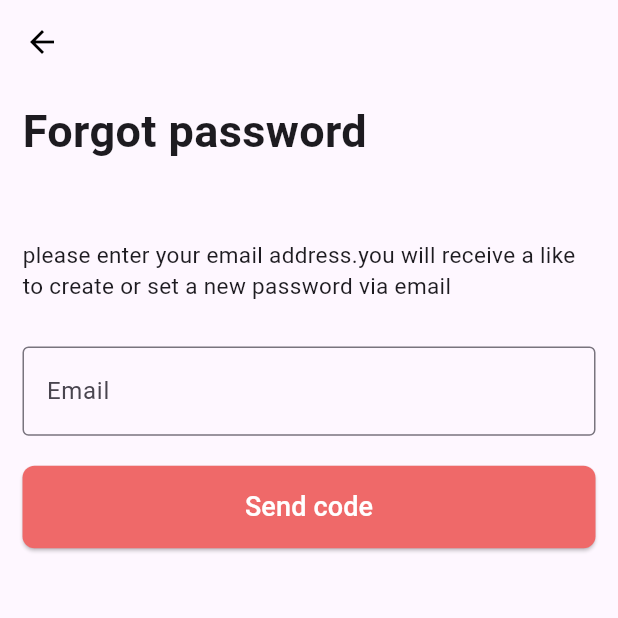
After one commit to dilshan-mp/shopping_store, a Flutter app: the screen it shows after launch, after a tap on "Forgot Password", on a phone screen of 412 x 824 dp, the top half of it. The commit adds this screen. Run offline on Flutter 3.47's test engine with Material 3 defaults, Android fonts, the light colour scheme and no system bars; our stand-ins replace introduction_screen.

Commit message:
forget password page done

```diff
--- a/lib/main.dart
+++ b/lib/main.dart
@@ -19,7 +19,7 @@ class MainApp extends StatelessWidget {
       theme: ThemeData(
         primaryColor:const Color(0xFFEF6969),
       ),
-      home:splashScreen(),
+      home:LoginScreen(),
 
     );
   }
--- a/lib/screen/Signup_screen.dart
+++ b/lib/screen/Signup_screen.dart
@@ -1,4 +1,5 @@
 import 'package:flutter/material.dart';
+import 'package:shopping_store/screen/forget_screen.dart';
 import 'package:shopping_store/screen/home_screen.dart';
 import 'package:shopping_store/screen/login_screen.dart';
 
@@ -54,26 +55,10 @@ class SignUpScreen extends StatelessWidget {
                         suffixIcon: Icon(Icons.remove_red_eye)
                       )
                     ),
-                      Align(
-                        alignment: Alignment.bottomRight,
-                        child: TextButton(
-                          onPressed: (){},
-                          child: const Text(
-                            "Forgot Password",
-                             style: TextStyle(
-                              color: Color(0xFFEf6969),
-                              fontSize: 15
-                              )
-                            )
-                          )
-                        ),
                     const SizedBox(height: 50,),
                      ElevatedButton(
                          onPressed: (){
-                            Navigator.push(
-                              context,
-                              MaterialPageRoute(
-                                builder: (context)=>const LoginScreen()));
+                           ;
                            },
                      style: ElevatedButton.styleFrom(
                               minimumSize: const Size.fromHeight(55),
--- /dev/null
+++ b/lib/screen/forget_screen.dart
@@ -0,0 +1,93 @@
+import 'package:flutter/cupertino.dart';
+import 'package:flutter/material.dart';
+import 'package:shopping_store/screen/login_screen.dart';
+
+class ForgotScreen extends StatefulWidget {
+  const ForgotScreen({super.key});
+
+  @override
+  State<ForgotScreen> createState() => _ForgotScreenState();
+}
+
+class _ForgotScreenState extends State<ForgotScreen> {
+  bool clrButton  = false;
+
+  TextEditingController emailController = TextEditingController();
+
+  @override
+  Widget build(BuildContext context) {
+    return Scaffold(
+      appBar: AppBar(
+        backgroundColor: Colors.transparent,
+        elevation: 0,
+        foregroundColor: Colors.black,
+      ),
+      body: SingleChildScrollView(
+        child: Padding(
+          padding: const EdgeInsets.symmetric(horizontal: 15),
+          child: Column(
+            crossAxisAlignment: CrossAxisAlignment.start,
+            children: [
+              const SizedBox(height: 10,),
+              const Text(
+                "Forgot password",
+                style: TextStyle(
+                  fontSize: 30,
+                  fontWeight: FontWeight.bold
+                ),
+              ),
+              const SizedBox(height: 50,),
+              const Text(
+                "please enter your email address.you will receive a like to create or set a new password via email ",
+                style: TextStyle(
+                  fontSize: 15
+                ),
+              ),
+              const SizedBox(height: 30,),
+              TextFormField(
+                controller: emailController,
+                onChanged:(val){
+                  if(val != ""){
+                    setState(() {
+                      clrButton = true;
+                    });
+                  }
+                },
+                decoration:  InputDecoration(
+                  border: const OutlineInputBorder(),
+                  labelText: "Email",
+                  suffix: InkWell(
+                    onTap: (){
+                      setState(() {
+                        emailController.clear();
+                      });
+                    },
+                    child: const Icon(
+                      CupertinoIcons.multiply,
+                      color: Color(0xFFDB3022),
+                    )
+                     ))
+                ),
+                SizedBox(height: 20,),
+                 ElevatedButton(
+                         onPressed: (){
+                            Navigator.push(
+                              context,
+                              MaterialPageRoute(
+                                builder: (context)=>const LoginScreen()));
+                           },
+                     style: ElevatedButton.styleFrom(
+                              minimumSize: const Size.fromHeight(55),
+                              backgroundColor: const Color(0xFFEf6969),
+                              shape: RoundedRectangleBorder(
+                              borderRadius: BorderRadius.circular(8)
+                    )
+            ),
+            child: const Text("Send code",style: TextStyle(color: Colors.white,fontSize: 18),),
+            ),
+            ],),
+        ),
+      ),
+    );
+  }
+}
--- a/lib/screen/login_screen.dart
+++ b/lib/screen/login_screen.dart
@@ -1,5 +1,6 @@
 import 'package:flutter/material.dart';
 import 'package:shopping_store/screen/Signup_screen.dart';
+import 'package:shopping_store/screen/forget_screen.dart';
 import 'package:shopping_store/screen/home_screen.dart';
 
 class LoginScreen extends StatelessWidget {
@@ -40,7 +41,12 @@ class LoginScreen extends StatelessWidget {
                       Align(
                         alignment: Alignment.bottomRight,
                         child: TextButton(
-                          onPressed: (){},
+                          onPressed: (){
+                             Navigator.push(
+                              context,
+                              MaterialPageRoute(
+                                builder: (context)=>const ForgotScreen()));
+                          },
                           child: const Text(
                             "Forgot Password",
                              style: TextStyle(
```
